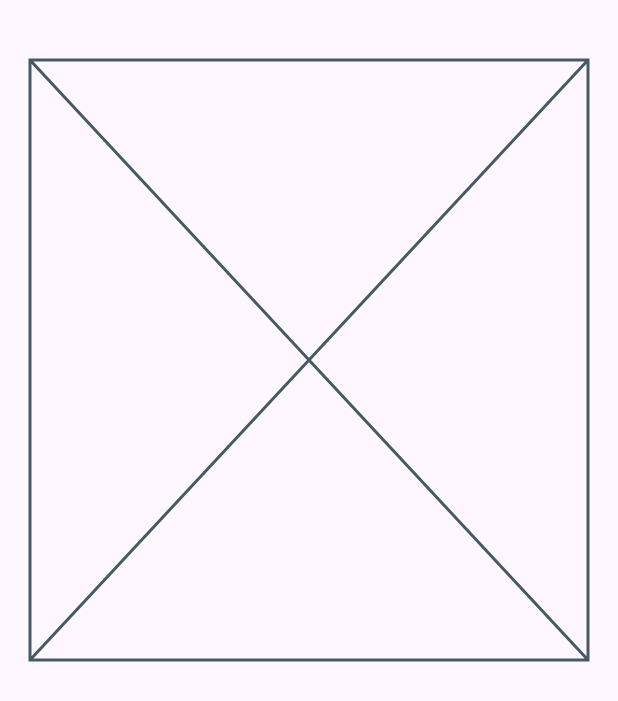
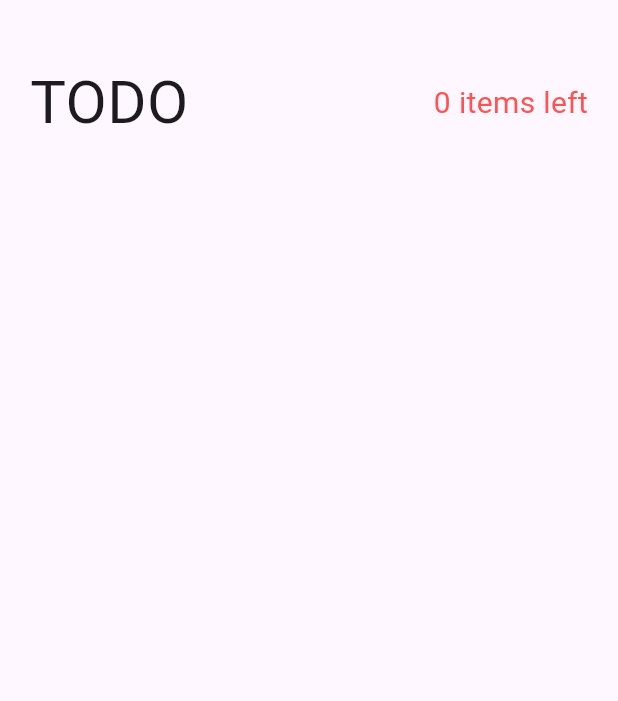
Before and after one commit to LukaszWalencik/todo_provider, a Flutter app: the screen it shows after launch, on a phone screen of 412 x 824 dp. Shown: the top 701 px of the screen. Run offline on Flutter 3.47's test engine with Material 2 defaults, Android fonts, the phone set to English and light mode, and no system bars; our stand-ins replace equatable.

Commit message:
Edit TodoHeader and add there a Row with two Text widget

```diff
--- a/lib/pages/todos_page.dart
+++ b/lib/pages/todos_page.dart
@@ -32,6 +32,18 @@ class TodoHeader extends StatelessWidget {
 
   @override
   Widget build(BuildContext context) {
-    return const Placeholder();
+    return Row(
+      mainAxisAlignment: MainAxisAlignment.spaceBetween,
+      children: [
+        Text(
+          'TODO',
+          style: TextStyle(fontSize: 40),
+        ),
+        Text(
+          '0 items left',
+          style: TextStyle(fontSize: 20, color: Colors.redAccent),
+        )
+      ],
+    );
   }
 }
```
